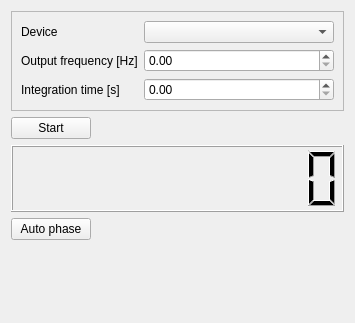
First picture: the form in lockingui.ui, repository antigol/lockin2, before the edit.
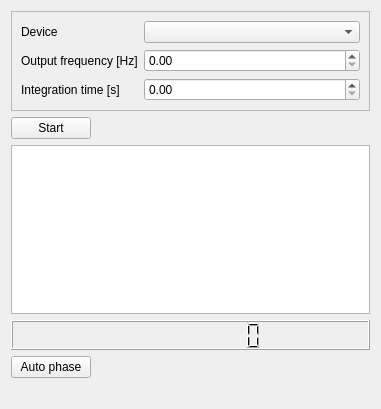
Second picture: the form after the edit. Custom widgets are drawn as their Qt base class.

Patch:
```diff
--- a/lockingui.ui
+++ b/lockingui.ui
@@ -6,8 +6,8 @@
    <rect>
     <x>0</x>
     <y>0</y>
-    <width>355</width>
-    <height>323</height>
+    <width>381</width>
+    <height>409</height>
    </rect>
   </property>
   <property name="windowTitle">
@@ -86,10 +86,19 @@
      </item>
     </layout>
    </item>
+   <item>
+    <widget class="XYGraph" name="vumeter"/>
+   </item>
    <item>
     <layout class="QHBoxLayout" name="horizontalLayout">
      <item>
       <widget class="QLCDNumber" name="lcdForXValue">
+       <property name="minimumSize">
+        <size>
+         <width>0</width>
+         <height>30</height>
+        </size>
+       </property>
        <property name="numDigits">
         <number>10</number>
        </property>
@@ -135,6 +144,13 @@
    </item>
   </layout>
  </widget>
+ <customwidgets>
+  <customwidget>
+   <class>XYGraph</class>
+   <extends>QGraphicsView</extends>
+   <header location="global">xygraph/xygraph.hpp</header>
+  </customwidget>
+ </customwidgets>
  <resources/>
  <connections/>
 </ui>
```
Left out of the diff: 6 changed lines with no effect on the pictures.
